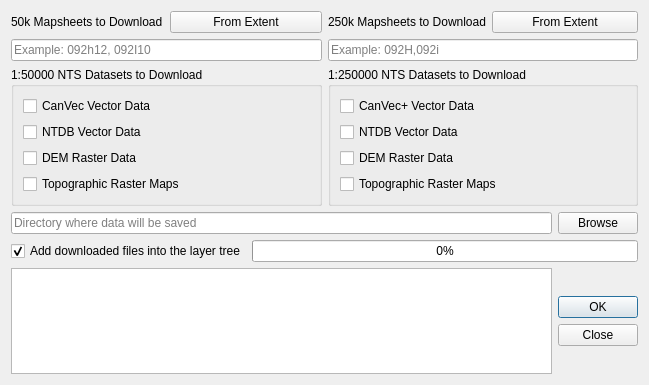
The window that ui_mapsheetdownload.ui (paleolimbot/MapsheetDownload) describes before a commit, drawn with Qt 5.
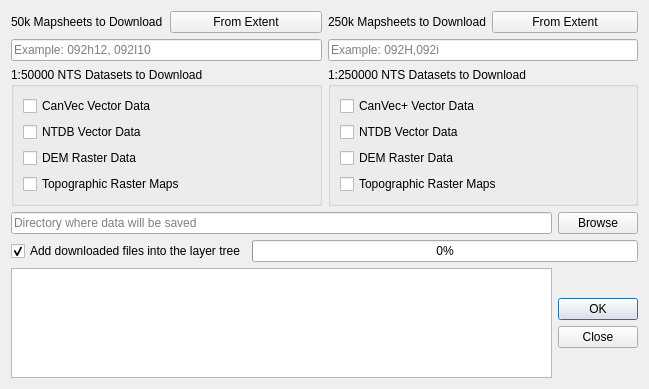
The same window after the commit.

Patch:
```diff
--- a/ui_mapsheetdownload.ui
+++ b/ui_mapsheetdownload.ui
@@ -7,7 +7,7 @@
     <x>0</x>
     <y>0</y>
     <width>649</width>
-    <height>385</height>
+    <height>389</height>
    </rect>
   </property>
   <property name="windowTitle">
```
Left out of the diff: 2 changed lines with no effect on the pictures.
